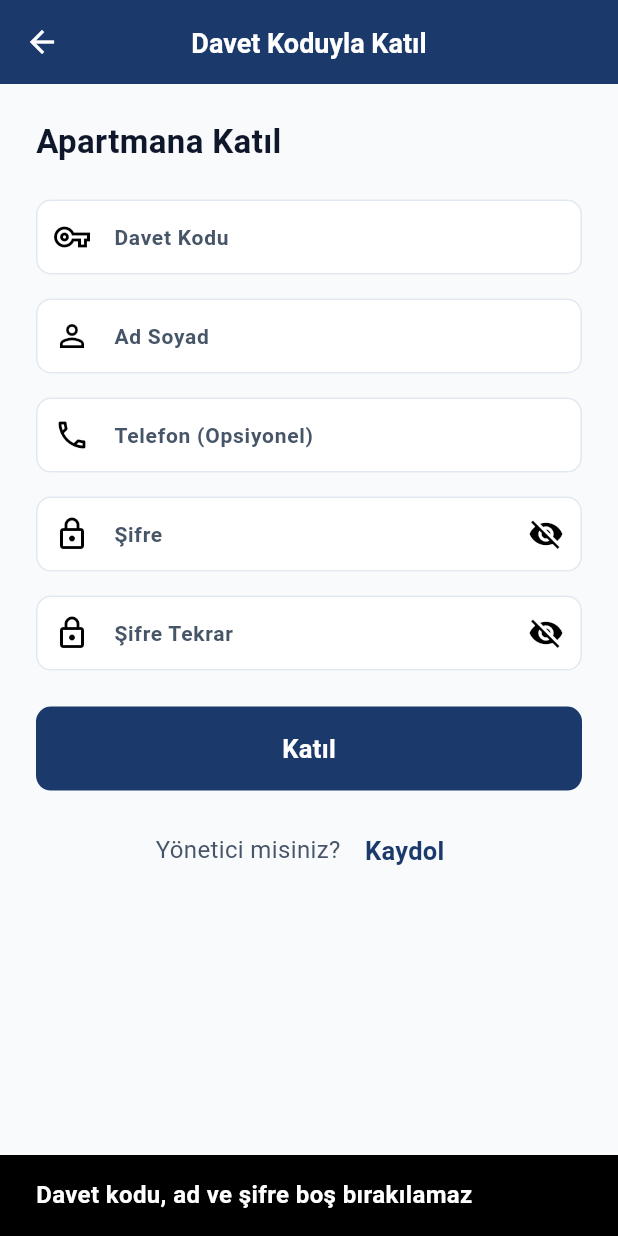
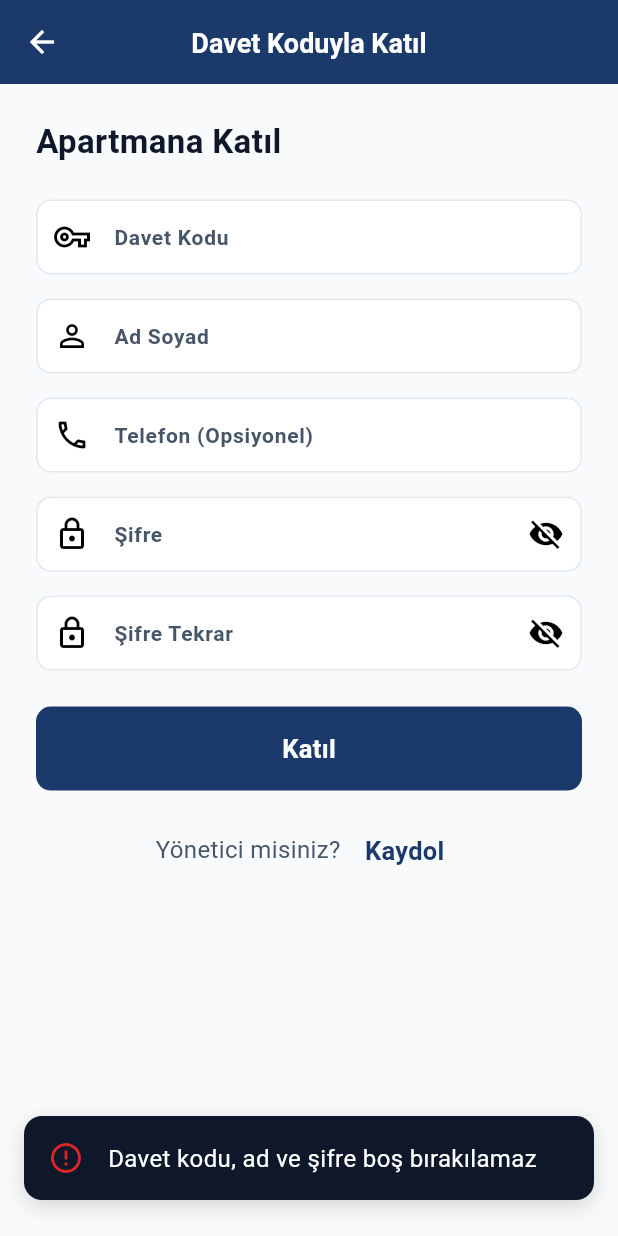
Before and after one commit to AbdullahAslan63/AidatPanel, a Flutter app: the JoinScreen screen opened by its route, after a tap on "Katıl", on a phone screen of 412 x 824 dp. Run offline on Flutter 3.47's test engine with Material 3 defaults, Android fonts, the phone set to English and light mode, and no system bars; our stand-ins replace dio, equatable, flutter_riverpod, flutter_secure_storage, go_router; accounts and stored records are empty; Roboto replaces fonts that are missing (Nunito).

Commit message:
Standardize error messages: replace SnackBar with toast system in auth screens

```diff
--- a/mobile/lib/features/auth/presentation/screens/join_screen.dart
+++ b/mobile/lib/features/auth/presentation/screens/join_screen.dart
@@ -5,6 +5,7 @@ import 'package:go_router/go_router.dart';
 import '../../../../core/theme/app_colors.dart';
 import '../../../../core/theme/app_sizes.dart';
 import '../../../../core/theme/app_typography.dart';
+import '../../../../shared/widgets/toast_overlay.dart';
 import '../providers/auth_provider.dart';
 
 class JoinScreen extends ConsumerStatefulWidget {
@@ -51,25 +52,26 @@ class _JoinScreenState extends ConsumerState<JoinScreen> {
     final confirmPassword = _confirmPasswordController.text;
 
     if (inviteCode.isEmpty || name.isEmpty || password.isEmpty) {
-      ScaffoldMessenger.of(context).showSnackBar(
-        const SnackBar(
-          content: Text('Davet kodu, ad ve şifre boş bırakılamaz'),
-        ),
-      );
+      ref
+          .read(toastProvider.notifier)
+          .show(
+            'Davet kodu, ad ve şifre boş bırakılamaz',
+            type: ToastType.error,
+          );
       return;
     }
 
     if (password != confirmPassword) {
-      ScaffoldMessenger.of(
-        context,
-      ).showSnackBar(const SnackBar(content: Text('Şifreler eşleşmiyor')));
+      ref
+          .read(toastProvider.notifier)
+          .show('Şifreler eşleşmiyor', type: ToastType.error);
       return;
     }
 
     if (password.length < 6) {
-      ScaffoldMessenger.of(context).showSnackBar(
-        const SnackBar(content: Text('Şifre en az 6 karakter olmalı')),
-      );
+      ref
+          .read(toastProvider.notifier)
+          .show('Şifre en az 6 karakter olmalı', type: ToastType.error);
       return;
     }
 
@@ -90,9 +92,9 @@ class _JoinScreenState extends ConsumerState<JoinScreen> {
           context.go('/resident-dashboard');
         }
       } else if (next.error != null) {
-        ScaffoldMessenger.of(context).showSnackBar(
-          SnackBar(content: Text(next.error ?? 'Bir hata oluştu')),
-        );
+        ref
+            .read(toastProvider.notifier)
+            .show(next.error ?? 'Bir hata oluştu', type: ToastType.error);
       }
     });
 
```
Also changed, not shown: mobile/lib/features/auth/presentation/screens/login_screen.dart (+7 -6 lines), mobile/lib/features/auth/presentation/screens/register_screen.dart (+13 -12 lines).
